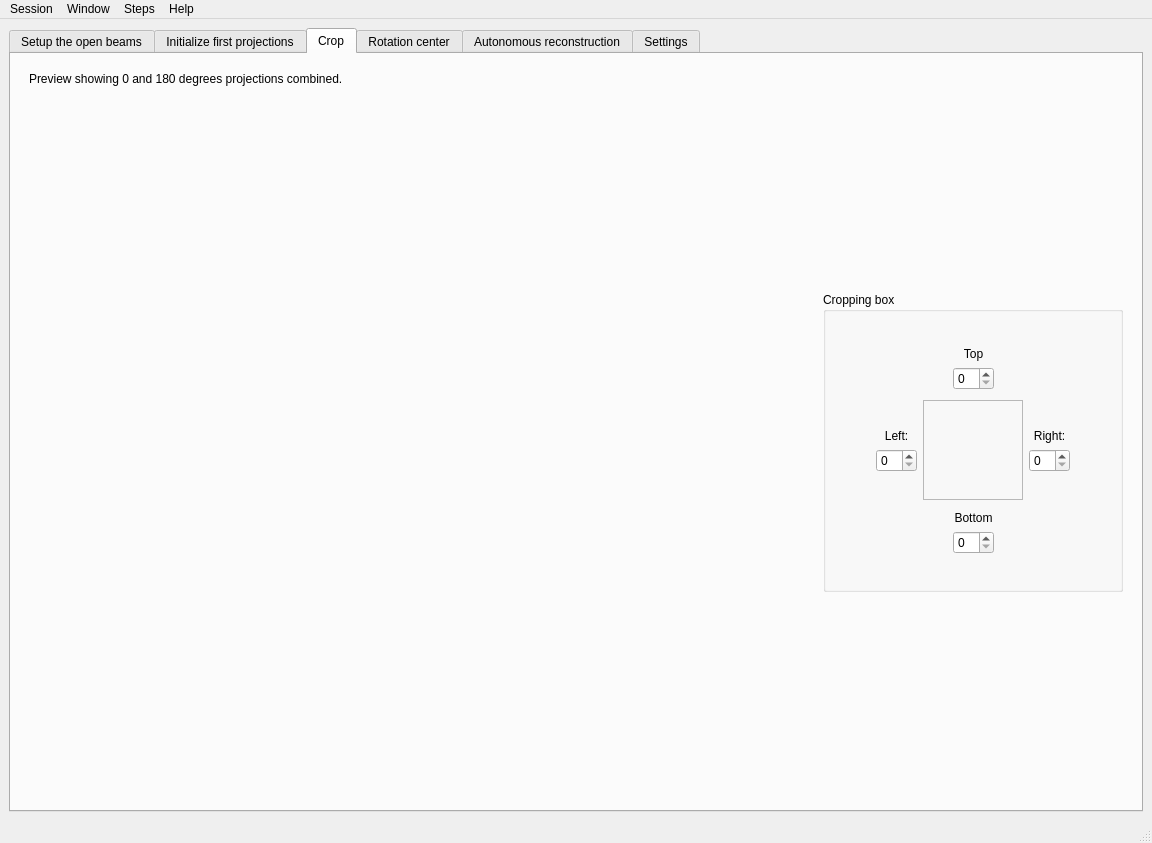
The window that src/hyperctui/ui/main_application.ui (ornlneutronimaging/HyperCTui) describes before a commit, drawn with Qt 5.
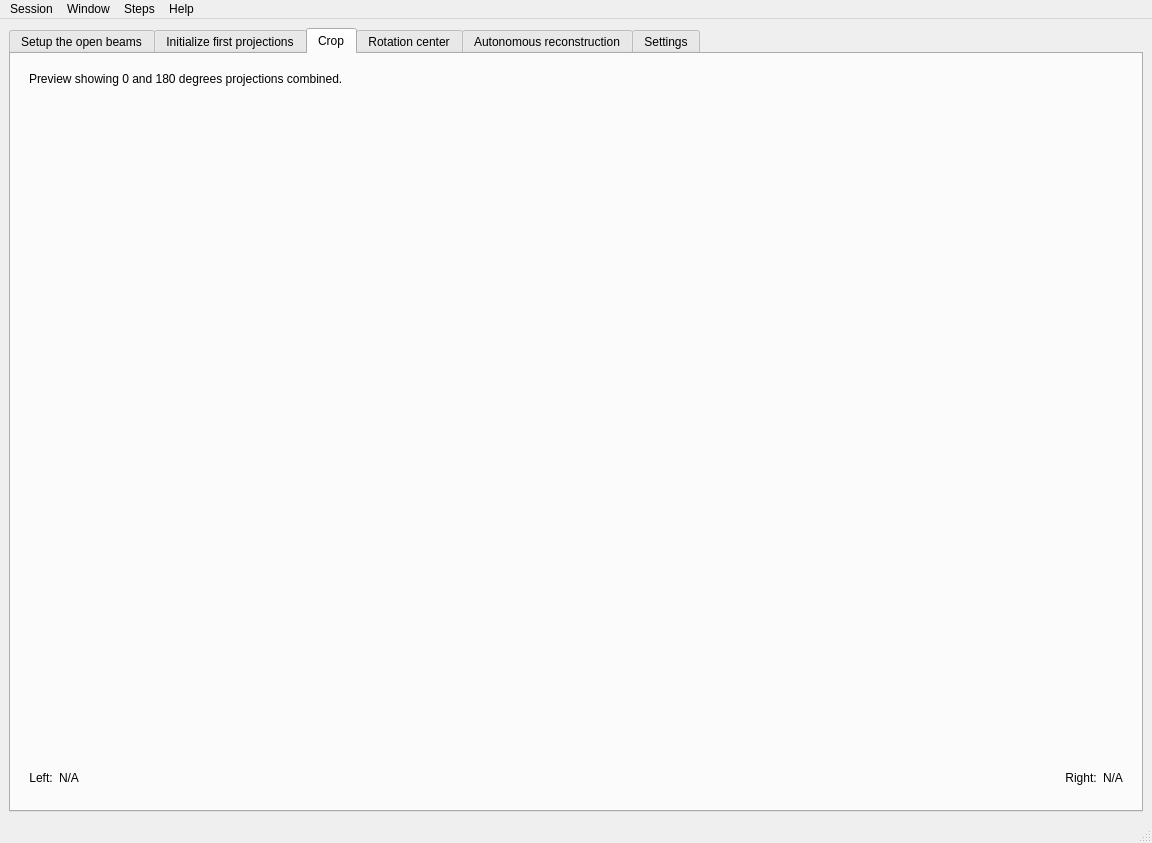
The same window after the commit. The open tabs and pages were chosen to show the change. Icons and pictures are not drawn.

Commit message: Changing the way the crop is done. Now it's only left and right. this refs #85

```diff
--- a/src/hyperctui/ui/main_application.ui
+++ b/src/hyperctui/ui/main_application.ui
@@ -597,308 +597,56 @@
                </property>
               </widget>
              </item>
+            </layout>
+           </item>
+           <item>
+            <layout class="QHBoxLayout" name="horizontalLayout_5">
              <item>
-              <layout class="QVBoxLayout" name="verticalLayout_5">
-               <item>
-                <spacer name="verticalSpacer_2">
-                 <property name="orientation">
-                  <enum>Qt::Vertical</enum>
-                 </property>
-                 <property name="sizeHint" stdset="0">
-                  <size>
-                   <width>20</width>
-                   <height>40</height>
-                  </size>
-                 </property>
-                </spacer>
-               </item>
-               <item>
-                <widget class="QGroupBox" name="cropping_groupBox">
-                 <property name="maximumSize">
-                  <size>
-                   <width>300</width>
-                   <height>300</height>
-                  </size>
-                 </property>
-                 <property name="title">
-                  <string>Cropping box</string>
-                 </property>
-                 <layout class="QVBoxLayout" name="verticalLayout_6">
-                  <item>
-                   <spacer name="verticalSpacer_7">
-                    <property name="orientation">
-                     <enum>Qt::Vertical</enum>
-                    </property>
-                    <property name="sizeHint" stdset="0">
-                     <size>
-                      <width>20</width>
-                      <height>40</height>
-                     </size>
-                    </property>
-                   </spacer>
-                  </item>
-                  <item>
-                   <layout class="QHBoxLayout" name="horizontalLayout_5">
-                    <item>
-                     <spacer name="horizontalSpacer_2">
-                      <property name="orientation">
-                       <enum>Qt::Horizontal</enum>
-                      </property>
-                      <property name="sizeHint" stdset="0">
-                       <size>
-                        <width>40</width>
-                        <height>20</height>
-                       </size>
-                      </property>
-                     </spacer>
-                    </item>
-                    <item>
-                     <layout class="QVBoxLayout" name="verticalLayout_7">
-                      <item>
-                       <widget class="QLabel" name="crop_top_label">
-                        <property name="text">
-                         <string>Top</string>
-                        </property>
-                        <property name="alignment">
-                         <set>Qt::AlignCenter</set>
-                        </property>
-                       </widget>
-                      </item>
-                      <item>
-                       <widget class="QSpinBox" name="crop_top_spinBox"/>
-                      </item>
-                     </layout>
-                    </item>
-                    <item>
-                     <spacer name="horizontalSpacer_3">
-                      <property name="orientation">
-                       <enum>Qt::Horizontal</enum>
-                      </property>
-                      <property name="sizeHint" stdset="0">
-                       <size>
-                        <width>40</width>
-                        <height>20</height>
-                       </size>
-                      </property>
-                     </spacer>
-                    </item>
-                   </layout>
-                  </item>
-                  <item>
-                   <layout class="QHBoxLayout" name="horizontalLayout_6">
-                    <item>
-                     <spacer name="horizontalSpacer_4">
-                      <property name="orientation">
-                       <enum>Qt::Horizontal</enum>
-                      </property>
-                      <property name="sizeHint" stdset="0">
-                       <size>
-                        <width>40</width>
-                        <height>20</height>
-                       </size>
-                      </property>
-                     </spacer>
-                    </item>
-                    <item>
-                     <layout class="QVBoxLayout" name="verticalLayout_8">
-                      <item>
-                       <spacer name="verticalSpacer_3">
-                        <property name="orientation">
-                         <enum>Qt::Vertical</enum>
-                        </property>
-                        <property name="sizeHint" stdset="0">
-                         <size>
-                          <width>20</width>
-                          <height>40</height>
-                         </size>
-                        </property>
-                       </spacer>
-                      </item>
-                      <item>
-                       <widget class="QLabel" name="crop_left_label">
-                        <property name="text">
-                         <string>Left:</string>
-                        </property>
-                        <property name="alignment">
-                         <set>Qt::AlignCenter</set>
-                        </property>
-                       </widget>
-                      </item>
-                      <item>
-                       <widget class="QSpinBox" name="crop_left_spinBox"/>
-                      </item>
-                      <item>
-                       <spacer name="verticalSpacer_5">
-                        <property name="orientation">
-                         <enum>Qt::Vertical</enum>
-                        </property>
-                        <property name="sizeHint" stdset="0">
-                         <size>
-                          <width>20</width>
-                          <height>40</height>
-                         </size>
-                        </property>
-                       </spacer>
-                      </item>
-                     </layout>
-                    </item>
-                    <item>
-                     <widget class="QFrame" name="frame">
-                      <property name="minimumSize">
-                       <size>
-                        <width>100</width>
-                        <height>100</height>
-                       </size>
-                      </property>
-                      <property name="maximumSize">
-                       <size>
-                        <width>100</width>
-                        <height>100</height>
-                       </size>
-                      </property>
-                      <property name="frameShape">
-                       <enum>QFrame::StyledPanel</enum>
-                      </property>
-                      <property name="frameShadow">
-                       <enum>QFrame::Raised</enum>
-                      </property>
-                     </widget>
-                    </item>
-                    <item>
-                     <layout class="QVBoxLayout" name="verticalLayout_9">
-                      <item>
-                       <spacer name="verticalSpacer_6">
-                        <property name="orientation">
-                         <enum>Qt::Vertical</enum>
-                        </property>
-                        <property name="sizeHint" stdset="0">
-                         <size>
-                          <width>20</width>
-                          <height>40</height>
-                         </size>
-                        </property>
-                       </spacer>
-                      </item>
-                      <item>
-                       <widget class="QLabel" name="crop_right_label">
-                        <property name="text">
-                         <string>Right:</string>
-                        </property>
-                        <property name="alignment">
-                         <set>Qt::AlignCenter</set>
-                        </property>
-                       </widget>
-                      </item>
-                      <item>
-                       <widget class="QSpinBox" name="crop_right_spinBox"/>
-                      </item>
-                      <item>
-                       <spacer name="verticalSpacer_8">
-                        <property name="orientation">
-                         <enum>Qt::Vertical</enum>
-                        </property>
-                        <property name="sizeHint" stdset="0">
-                         <size>
-                          <width>20</width>
-                          <height>40</height>
-                         </size>
-                        </property>
-                       </spacer>
-                      </item>
-                     </layout>
-                    </item>
-                    <item>
-                     <spacer name="horizontalSpacer_7">
-                      <property name="orientation">
-                       <enum>Qt::Horizontal</enum>
-                      </property>
-                      <property name="sizeHint" stdset="0">
-                       <size>
-                        <width>40</width>
-                        <height>20</height>
-                       </size>
-                      </property>
-                     </spacer>
-                    </item>
-                   </layout>
-                  </item>
-                  <item>
-                   <layout class="QHBoxLayout" name="horizontalLayout_7">
-                    <item>
-                     <spacer name="horizontalSpacer_8">
-                      <property name="orientation">
-                       <enum>Qt::Horizontal</enum>
-                      </property>
-                      <property name="sizeHint" stdset="0">
-                       <size>
-                        <width>40</width>
-                        <height>20</height>
-                       </size>
-                      </property>
-                     </spacer>
-                    </item>
-                    <item>
-                     <layout class="QVBoxLayout" name="verticalLayout_12">
-                      <item>
-                       <widget class="QLabel" name="crop_bottom_label">
-                        <property name="text">
-                         <string>Bottom</string>
-                        </property>
-                        <property name="alignment">
-                         <set>Qt::AlignCenter</set>
-                        </property>
-                       </widget>
-                      </item>
-                      <item>
-                       <widget class="QSpinBox" name="crop_bottom_spinBox"/>
-                      </item>
-                     </layout>
-                    </item>
-                    <item>
-                     <spacer name="horizontalSpacer_9">
-                      <property name="orientation">
-                       <enum>Qt::Horizontal</enum>
-                      </property>
-                      <property name="sizeHint" stdset="0">
-                       <size>
-                        <width>40</width>
-                        <height>20</height>
-                       </size>
-                      </property>
-                     </spacer>
-                    </item>
-                   </layout>
-                  </item>
-                  <item>
-                   <spacer name="verticalSpacer_9">
-                    <property name="orientation">
-                     <enum>Qt::Vertical</enum>
-                    </property>
-                    <property name="sizeHint" stdset="0">
-                     <size>
-                      <width>20</width>
-                      <height>40</height>
-                     </size>
-                    </property>
-                   </spacer>
-                  </item>
-                 </layout>
-                </widget>
-               </item>
-               <item>
-                <spacer name="verticalSpacer_10">
-                 <property name="orientation">
-                  <enum>Qt::Vertical</enum>
-                 </property>
-                 <property name="sizeHint" stdset="0">
-                  <size>
-                   <width>20</width>
-                   <height>40</height>
-                  </size>
-                 </property>
-                </spacer>
-               </item>
-              </layout>
+              <widget class="QLabel" name="crop_left_label">
+               <property name="text">
+                <string>Left:</string>
+               </property>
+               <property name="alignment">
+                <set>Qt::AlignCenter</set>
+               </property>
+              </widget>
+             </item>
+             <item>
+              <widget class="QLabel" name="crop_left_label_value">
+               <property name="text">
+                <string>N/A</string>
+               </property>
+              </widget>
+             </item>
+             <item>
+              <spacer name="horizontalSpacer_7">
+               <property name="orientation">
+                <enum>Qt::Horizontal</enum>
+               </property>
+               <property name="sizeHint" stdset="0">
+                <size>
+                 <width>28</width>
+                 <height>28</height>
+                </size>
+               </property>
+              </spacer>
+             </item>
+             <item>
+              <widget class="QLabel" name="crop_right_label">
+               <property name="text">
+                <string>Right:</string>
+               </property>
+               <property name="alignment">
+                <set>Qt::AlignCenter</set>
+               </property>
+              </widget>
+             </item>
+             <item>
+              <widget class="QLabel" name="crop_right_label_value">
+               <property name="text">
+                <string>N/A</string>
+               </property>
+              </widget>
              </item>
             </layout>
            </item>
```
Left out of the diff: 163 changed lines with no effect on the pictures. The commit also changes 3 other files.
